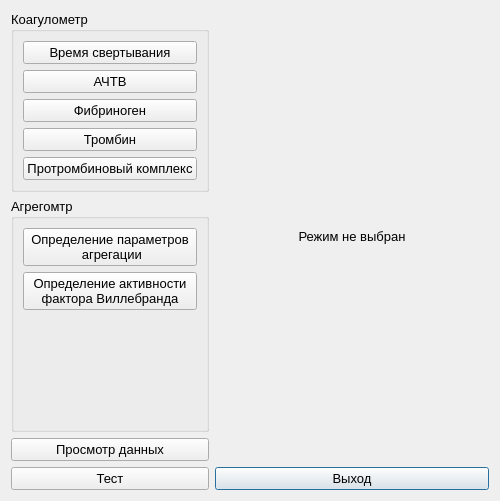
Above: choisedialog/choisedialog.ui from krang4d/Agrekola before the change. Below: the same form after it.
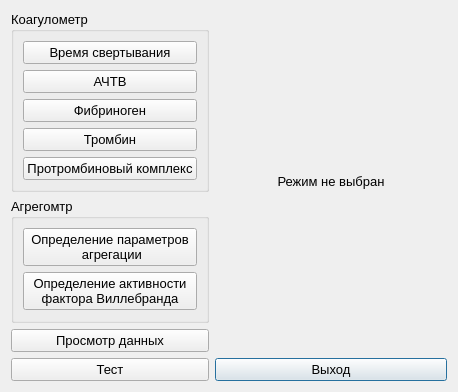
That is the form after the change. Custom widgets are drawn as their Qt base class.

The edit to the form file:
```diff
--- a/choisedialog/choisedialog.ui
+++ b/choisedialog/choisedialog.ui
@@ -6,8 +6,8 @@
    <rect>
     <x>0</x>
     <y>0</y>
-    <width>500</width>
-    <height>501</height>
+    <width>458</width>
+    <height>392</height>
    </rect>
   </property>
   <property name="font">
```
